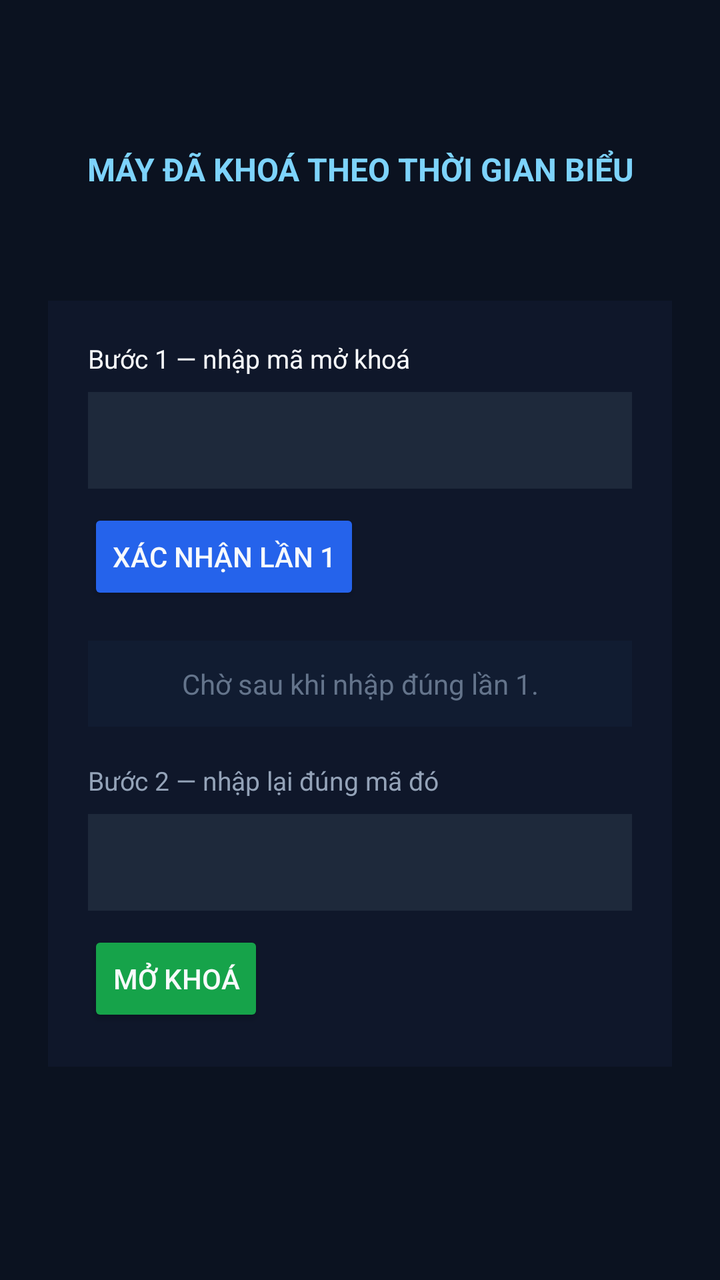
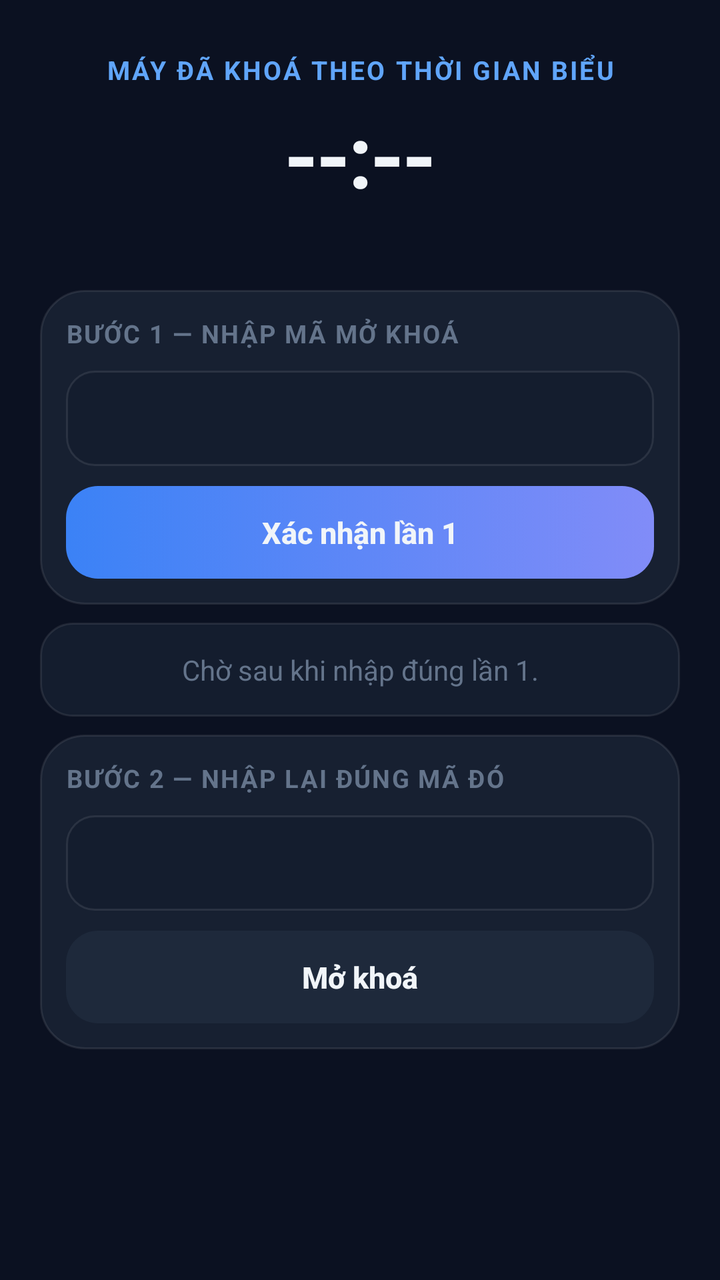

The first picture is an Android layout as it rendered before a commit; the second is the same layout after the commit. The layout source and the unified diff follow.
<!-- AndroidManifest.xml: application theme GiaoDien -->
<!-- res/layout/lop_phu_khoa.xml -->
<?xml version="1.0" encoding="utf-8"?>
<ScrollView xmlns:android="http://schemas.android.com/apk/res/android"
    android:layout_width="match_parent"
    android:layout_height="match_parent"
    android:background="@color/nen"
    android:fillViewport="true">

    <LinearLayout
        android:layout_width="match_parent"
        android:layout_height="wrap_content"
        android:gravity="center_vertical"
        android:minHeight="600dp"
        android:orientation="vertical"
        android:padding="24dp">

        <TextView
            android:layout_width="match_parent"
            android:layout_height="wrap_content"
            android:gravity="center"
            android:text="@string/tieu_de_khoa"
            android:textColor="#7DD3FC"
            android:textSize="16sp"
            android:textStyle="bold" />

        <TextView
            android:id="@+id/huong_dan"
            android:layout_width="match_parent"
            android:layout_height="wrap_content"
            android:layout_marginTop="12dp"
            android:gravity="center"
            android:textColor="@color/chu_mo"
            android:textSize="14sp" />

        <LinearLayout
            android:layout_width="match_parent"
            android:layout_height="wrap_content"
            android:layout_marginTop="24dp"
            android:background="@color/nen_the"
            android:orientation="vertical"
            android:padding="20dp">

            <TextView
                android:layout_width="wrap_content"
                android:layout_height="wrap_content"
                android:text="@string/buoc_1"
                android:textColor="@color/chu"
                android:textSize="13sp" />

            <EditText
                android:id="@+id/o_ma_1"
                android:layout_width="match_parent"
                android:layout_height="wrap_content"
                android:layout_marginTop="8dp"
                android:background="@color/nen_o"
                android:importantForAutofill="no"
                android:inputType="textPassword"
                android:padding="12dp"
                android:textColor="@color/chu"
                android:textSize="18sp" />

            <Button
                android:id="@+id/nut_1"
                android:layout_width="wrap_content"
                android:layout_height="wrap_content"
                android:layout_marginTop="10dp"
                android:backgroundTint="@color/xanh"
                android:text="@string/xac_nhan_lan_1"
                android:textColor="@color/chu" />

            <TextView
                android:id="@+id/dem_nguoc"
                android:layout_width="match_parent"
                android:layout_height="wrap_content"
                android:layout_marginTop="18dp"
                android:background="#111C31"
                android:gravity="center"
                android:padding="12dp"
                android:text="@string/cho_sau_lan_1"
                android:textColor="@color/chu_rat_mo"
                android:textSize="14sp" />

            <TextView
                android:layout_width="wrap_content"
                android:layout_height="wrap_content"
                android:layout_marginTop="18dp"
                android:text="@string/buoc_2"
                android:textColor="@color/chu_mo"
                android:textSize="13sp" />

            <EditText
                android:id="@+id/o_ma_2"
                android:layout_width="match_parent"
                android:layout_height="wrap_content"
                android:layout_marginTop="8dp"
                android:background="@color/nen_o"
                android:importantForAutofill="no"
                android:inputType="textPassword"
                android:padding="12dp"
                android:textColor="@color/chu"
                android:textSize="18sp" />

            <Button
                android:id="@+id/nut_2"
                android:layout_width="wrap_content"
                android:layout_height="wrap_content"
                android:layout_marginTop="10dp"
                android:backgroundTint="@color/xanh_la"
                android:text="@string/mo_khoa"
                android:textColor="@color/chu" />
        </LinearLayout>

        <TextView
            android:id="@+id/trang_thai"
            android:layout_width="match_parent"
            android:layout_height="wrap_content"
            android:layout_marginTop="14dp"
            android:gravity="center"
            android:textColor="@color/mau_do"
            android:textSize="14sp" />
    </LinearLayout>
</ScrollView>
<!-- resources referenced by this layout -->
<resources>
  <color name="chu">#F8FAFC</color>
  <color name="mau_do">#F87171</color>
  <color name="nen">#0B1220</color>
  <color name="nen_o">#1E293B</color>
  <color name="nen_the">#0F172A</color>
  <color name="xanh">#2563EB</color>
  <color name="xanh_la">#16A34A</color>
  <style name="GiaoDien" parent="@android:style/Theme.Material.NoActionBar">
          <item name="android:windowBackground">@color/nen</item>
          <item name="android:colorAccent">@color/xanh</item>
          <item name="android:textColor">@color/chu</item>
      </style>
  <!-- unchanged entries left out for length: 8 -->
</resources>

<!-- the commit's change to res/layout/lop_phu_khoa.xml (unified diff, before → after) -->
@@ -1,119 +1,135 @@
 <?xml version="1.0" encoding="utf-8"?>
 <ScrollView xmlns:android="http://schemas.android.com/apk/res/android"
+    android:id="@+id/cuon_khoa"
     android:layout_width="match_parent"
     android:layout_height="match_parent"
     android:background="@color/nen"
-    android:fillViewport="true">
+    android:clipToPadding="false"
+    android:fillViewport="true"
+    android:scrollbars="none">
 
     <LinearLayout
+        android:id="@+id/trong_khoa"
         android:layout_width="match_parent"
         android:layout_height="wrap_content"
-        android:gravity="center_vertical"
-        android:minHeight="600dp"
         android:orientation="vertical"
-        android:padding="24dp">
+        android:paddingLeft="20dp"
+        android:paddingTop="26dp"
+        android:paddingRight="20dp"
+        android:paddingBottom="26dp">
 
         <TextView
             android:layout_width="match_parent"
             android:layout_height="wrap_content"
             android:gravity="center"
+            android:letterSpacing="0.08"
             android:text="@string/tieu_de_khoa"
-            android:textColor="#7DD3FC"
-            android:textSize="16sp"
+            android:textColor="@color/xanh"
+            android:textSize="13sp"
+            android:textStyle="bold" />
+
+        <TextView
+            android:id="@+id/dong_ho_khoa"
+            android:layout_width="match_parent"
+            android:layout_height="wrap_content"
+            android:layout_marginTop="4dp"
+            android:gravity="center"
+            android:letterSpacing="-0.03"
+            android:text="--:--"
+            android:textColor="@color/chu"
+            android:textSize="44sp"
             android:textStyle="bold" />
 
         <TextView
             android:id="@+id/huong_dan"
             android:layout_width="match_parent"
             android:layout_height="wrap_content"
-            android:layout_marginTop="12dp"
+            android:layout_marginTop="8dp"
             android:gravity="center"
+            android:lineSpacingExtra="3dp"
             android:textColor="@color/chu_mo"
-            android:textSize="14sp" />
+            android:textSize="13sp" />
 
+        
         <LinearLayout
             android:layout_width="match_parent"
             android:layout_height="wrap_content"
-            android:layout_marginTop="24dp"
-            android:background="@color/nen_the"
+            android:layout_marginTop="13dp"
+            android:background="@drawable/the"
             android:orientation="vertical"
-            android:padding="20dp">
+            android:padding="13dp">
 
             <TextView
-                android:layout_width="wrap_content"
-                android:layout_height="wrap_content"
-                android:text="@string/buoc_1"
-                android:textColor="@color/chu"
-                android:textSize="13sp" />
+                style="@style/Nhom"
+                android:text="@string/buoc_1" />
 
             <EditText
                 android:id="@+id/o_ma_1"
-                android:layout_width="match_parent"
-                android:layout_height="wrap_content"
-                android:layout_marginTop="8dp"
-                android:background="@color/nen_o"
-                android:importantForAutofill="no"
+                style="@style/O"
+                android:layout_marginTop="10dp"
+                android:gravity="center"
                 android:inputType="textPassword"
-                android:padding="12dp"
-                android:textColor="@color/chu"
-                android:textSize="18sp" />
+                android:textSize="19sp" />
 
             <Button
                 android:id="@+id/nut_1"
-                android:layout_width="wrap_content"
-                android:layout_height="wrap_content"
+                style="@style/NutChinh"
                 android:layout_marginTop="10dp"
-                android:backgroundTint="@color/xanh"
-                android:text="@string/xac_nhan_lan_1"
-                android:textColor="@color/chu" />
+                android:text="@string/xac_nhan_lan_1" />
+        </LinearLayout>
+
+        
+        <TextView
+            android:id="@+id/dem_nguoc"
+            android:layout_width="match_parent"
+            android:layout_height="wrap_content"
+            android:layout_marginTop="9dp"
+            android:background="@drawable/the_trong"
+            android:gravity="center"
+            android:paddingLeft="14dp"
+            android:paddingTop="14dp"
+            android:paddingRight="14dp"
+            android:paddingBottom="14dp"
+            android:text="@string/cho_sau_lan_1"
+            android:textColor="@color/chu_rat_mo"
+            android:textSize="14sp" />
+
+        
+        <LinearLayout
+            android:layout_width="match_parent"
+            android:layout_height="wrap_content"
+            android:layout_marginTop="9dp"
+            android:background="@drawable/the"
+            android:orientation="vertical"
+            android:padding="13dp">
 
             <TextView
-                android:id="@+id/dem_nguoc"
-                android:layout_width="match_parent"
-                android:layout_height="wrap_content"
-                android:layout_marginTop="18dp"
-                android:background="#111C31"
-                android:gravity="center"
-                android:padding="12dp"
-                android:text="@string/cho_sau_lan_1"
-                android:textColor="@color/chu_rat_mo"
-                android:textSize="14sp" />
-
-            <TextView
-                android:layout_width="wrap_content"
-                android:layout_height="wrap_content"
-                android:layout_marginTop="18dp"
-                android:text="@string/buoc_2"
-                android:textColor="@color/chu_mo"
-                android:textSize="13sp" />
+                android:id="@+id/lbl_buoc_2"
+                style="@style/Nhom"
+                android:text="@string/buoc_2" />
 
             <EditText
                 android:id="@+id/o_ma_2"
-                android:layout_width="match_parent"
-                android:layout_height="wrap_content"
-                android:layout_marginTop="8dp"
-                android:background="@color/nen_o"
-                android:importantForAutofill="no"
+                style="@style/O"
+                android:layout_marginTop="10dp"
+                android:enabled="false"
+                android:gravity="center"
                 android:inputType="textPassword"
-                android:padding="12dp"
-                android:textColor="@color/chu"
-                android:textSize="18sp" />
+                android:textSize="19sp" />
 
             <Button
                 android:id="@+id/nut_2"
-                android:layout_width="wrap_content"
-                android:layout_height="wrap_content"
+                style="@style/NutXanhLa"
                 android:layout_marginTop="10dp"
-                android:backgroundTint="@color/xanh_la"
-                android:text="@string/mo_khoa"
-                android:textColor="@color/chu" />
+                android:enabled="false"
+                android:text="@string/mo_khoa" />
         </LinearLayout>
 
         <TextView
             android:id="@+id/trang_thai"
             android:layout_width="match_parent"
             android:layout_height="wrap_content"
-            android:layout_marginTop="14dp"
+            android:layout_marginTop="9dp"
             android:gravity="center"
             android:textColor="@color/mau_do"
             android:textSize="14sp" />
<!-- resource entries referenced after the edit -->
@@ -1,16 +1,114 @@
 <!-- resources referenced by this layout -->
 <resources>
-  <color name="chu">#F8FAFC</color>
-  <color name="mau_do">#F87171</color>
-  <color name="nen">#0B1220</color>
-  <color name="nen_o">#1E293B</color>
-  <color name="nen_the">#0F172A</color>
-  <color name="xanh">#2563EB</color>
-  <color name="xanh_la">#16A34A</color>
+  <color name="chu">#F1F5F9</color>
+  <color name="mau_do">#FB7185</color>
+  <color name="nen">#0B1121</color>
+  <color name="nen_o">#141D2E</color>
+  <!-- drawable nut_chinh (drawable) -->
+  <?xml version="1.0" encoding="utf-8"?>
+  <selector xmlns:android="http://schemas.android.com/apk/res/android">
+      <item android:drawable="@drawable/nut_chinh_tat" android:state_enabled="false" />
+      <item android:drawable="@drawable/nut_chinh_bat" />
+  </selector>
+  <!-- drawable nut_xanh_la (drawable) -->
+  <?xml version="1.0" encoding="utf-8"?>
+  <selector xmlns:android="http://schemas.android.com/apk/res/android">
+      <item android:drawable="@drawable/nut_chinh_tat" android:state_enabled="false" />
+      <item android:drawable="@drawable/nut_xanh_la_bat" />
+  </selector>
+  <!-- drawable o_nhap (drawable) -->
+  <?xml version="1.0" encoding="utf-8"?>
+  <shape xmlns:android="http://schemas.android.com/apk/res/android" android:shape="rectangle">
+      <solid android:color="@color/nen_o" />
+      <corners android:radius="14dp" />
+      <stroke android:width="1dp" android:color="@color/vach" />
+  </shape>
+  <!-- drawable nut_chinh_tat (drawable) -->
+  <?xml version="1.0" encoding="utf-8"?>
+  <shape xmlns:android="http://schemas.android.com/apk/res/android" android:shape="rectangle">
+      <solid android:color="@color/tat" />
+      <corners android:radius="16dp" />
+  </shape>
+  <!-- drawable nut_chinh_bat (drawable) -->
+  <?xml version="1.0" encoding="utf-8"?>
+  <shape xmlns:android="http://schemas.android.com/apk/res/android" android:shape="rectangle">
+      <gradient
+          android:angle="0"
+          android:startColor="@color/xanh_dam"
+          android:endColor="@color/tim" />
+      <corners android:radius="16dp" />
+  </shape>
+  <!-- drawable nut_xanh_la_bat (drawable) -->
+  <?xml version="1.0" encoding="utf-8"?>
+  <shape xmlns:android="http://schemas.android.com/apk/res/android" android:shape="rectangle">
+      <gradient android:angle="0" android:startColor="#059669" android:endColor="#34D399" />
+      <corners android:radius="16dp" />
+  </shape>
+  <color name="tat">#1E293B</color>
+  <color name="xanh_dam">#3B82F6</color>
+  <color name="tim">#818CF8</color>
+  <color name="nen_the">#172031</color>
+  <color name="vach">#17FFFFFF</color>
+  <color name="xanh">#60A5FA</color>
+  <!-- drawable the (drawable) -->
+  <?xml version="1.0" encoding="utf-8"?>
+  <shape xmlns:android="http://schemas.android.com/apk/res/android" android:shape="rectangle">
+      <solid android:color="@color/nen_the" />
+      <corners android:radius="22dp" />
+      <stroke android:width="1dp" android:color="@color/vach" />
+  </shape>
+  <!-- drawable the_trong (drawable) -->
+  <?xml version="1.0" encoding="utf-8"?>
+  <shape xmlns:android="http://schemas.android.com/apk/res/android" android:shape="rectangle">
+      <solid android:color="@color/nen_o" />
+      <corners android:radius="16dp" />
+      <stroke android:width="1dp" android:color="@color/vach" />
+  </shape>
+  <style name="Nhom">
+          <item name="android:layout_width">wrap_content</item>
+          <item name="android:layout_height">wrap_content</item>
+          <item name="android:textAllCaps">true</item>
+          <item name="android:textSize">12.5sp</item>
+          <item name="android:textStyle">bold</item>
+          <item name="android:letterSpacing">0.06</item>
+          <item name="android:textColor">@color/chu_rat_mo</item>
+      </style>
+  <style name="NutChinh">
+          <item name="android:layout_width">match_parent</item>
+          <item name="android:layout_height">wrap_content</item>
+          <item name="android:background">@drawable/nut_chinh</item>
+          <item name="android:stateListAnimator">@null</item>
+          <item name="android:textColor">@color/chu</item>
+          <item name="android:textSize">15sp</item>
+          <item name="android:textStyle">bold</item>
+          <item name="android:textAllCaps">false</item>
+          <item name="android:paddingTop">13dp</item>
+          <item name="android:paddingBottom">13dp</item>
+          <item name="android:minHeight">0dp</item>
+      </style>
+  <style name="NutXanhLa" parent="NutChinh">
+          <item name="android:background">@drawable/nut_xanh_la</item>
+      </style>
+  <style name="O">
+          <item name="android:layout_width">match_parent</item>
+          <item name="android:layout_height">wrap_content</item>
+          <item name="android:background">@drawable/o_nhap</item>
+          <item name="android:paddingLeft">14dp</item>
+          <item name="android:paddingTop">11dp</item>
+          <item name="android:paddingRight">14dp</item>
+          <item name="android:paddingBottom">11dp</item>
+          <item name="android:textColor">@color/chu</item>
+          <item name="android:textColorHint">@color/chu_rat_mo</item>
+          <item name="android:textSize">16sp</item>
+          <item name="android:importantForAutofill">no</item>
+      </style>
   <style name="GiaoDien" parent="@android:style/Theme.Material.NoActionBar">
           <item name="android:windowBackground">@color/nen</item>
           <item name="android:colorAccent">@color/xanh</item>
           <item name="android:textColor">@color/chu</item>
+          <item name="android:statusBarColor">@android:color/transparent</item>
+          <item name="android:navigationBarColor">@android:color/transparent</item>
+          <item name="android:windowLightStatusBar">false</item>
       </style>
   <!-- unchanged entries left out for length: 8 -->
 </resources>
